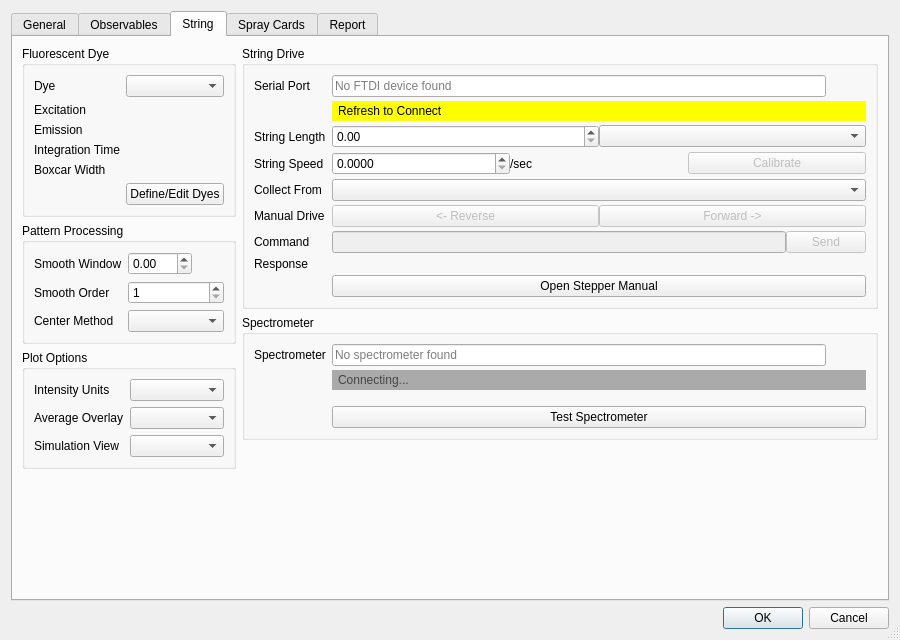
This is resources/settings.ui in gill14/AccuPatt as Qt 5 draws it before an edit. The edited form follows.
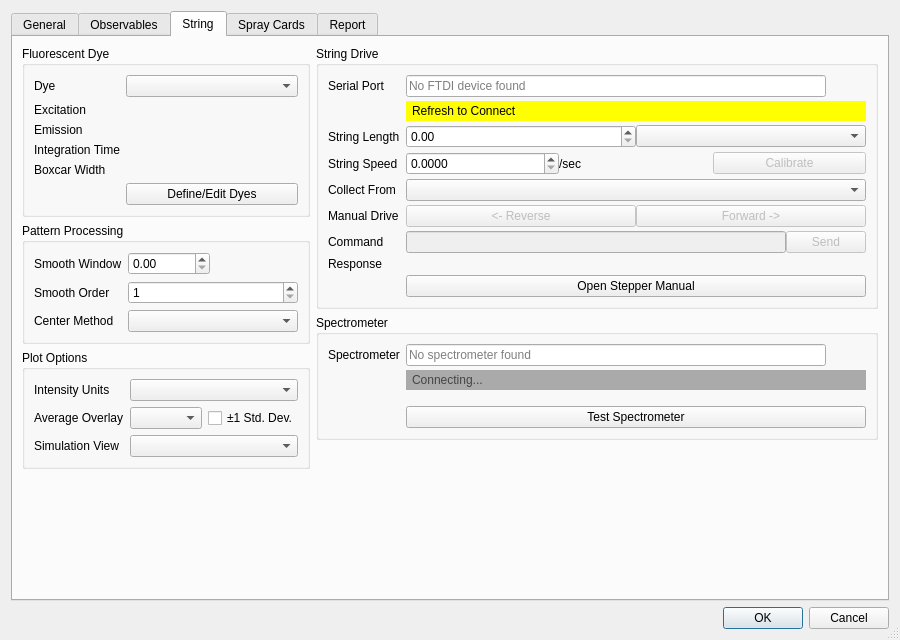
This is the edited form. The open tabs and pages were chosen to show the change.

Commit message: Add optional +-1SD overlay to average plot

Diff of the .ui file:
```diff
--- a/resources/settings.ui
+++ b/resources/settings.ui
@@ -544,7 +544,21 @@
                </widget>
               </item>
               <item row="1" column="1">
-               <widget class="QComboBox" name="cbb_string_dash_overlay"/>
+               <layout class="QHBoxLayout" name="hl_string_dash_overlay">
+                <item>
+                 <widget class="QComboBox" name="cbb_string_dash_overlay"/>
+                </item>
+                <item>
+                 <widget class="QCheckBox" name="cb_string_std_dev_overlay">
+                  <property name="toolTip">
+                   <string>Shade ±1 standard deviation of the contributing passes at every location</string>
+                  </property>
+                  <property name="text">
+                   <string>±1 Std. Dev.</string>
+                  </property>
+                 </widget>
+                </item>
+               </layout>
               </item>
               <item row="2" column="0">
                <widget class="QLabel" name="lbl_string_simulation_view">
```
Left out of the diff: 16 changed lines with no effect on the pictures. The commit also changes 12 other files.
